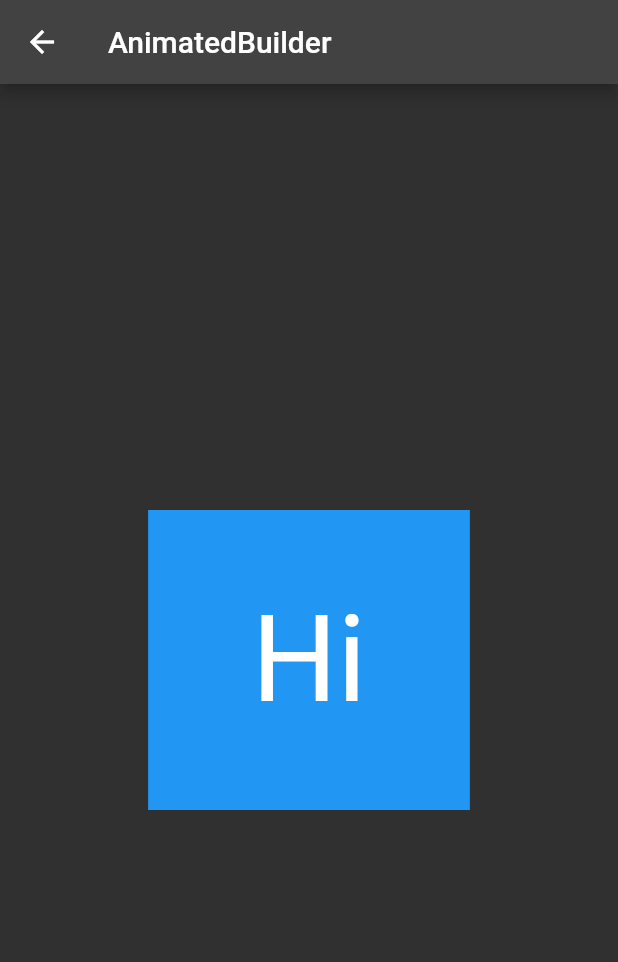
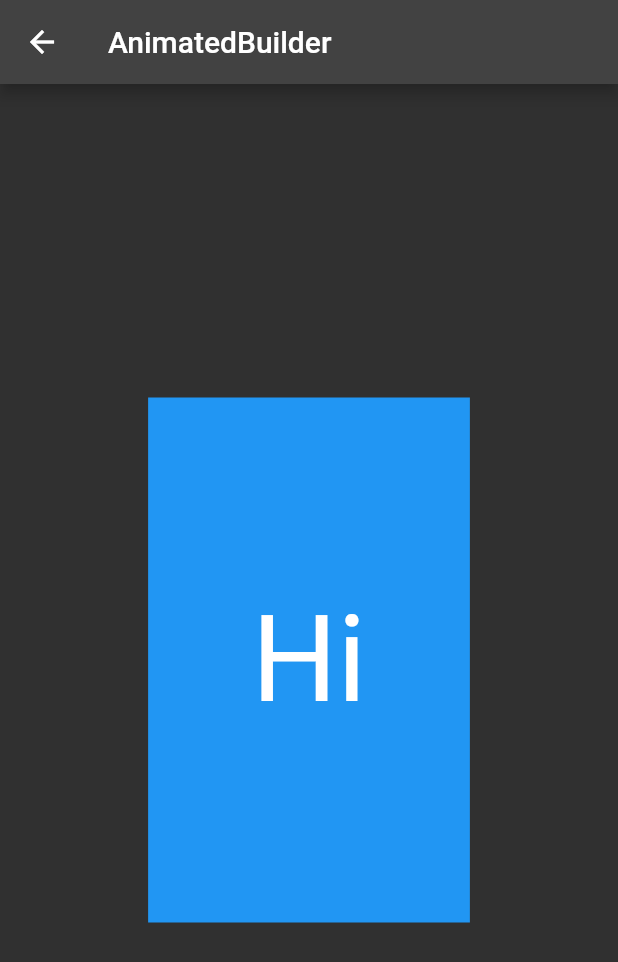
Before and after one commit to loaden/flutter-demo, a Flutter app: the AnimatedBuilderPage screen opened by its route, on a phone screen of 412 x 824 dp. Shown: the top 962 px of the screen. Run offline on Flutter 3.47's test engine with Material 2 defaults, Android fonts, the phone set to English and light mode, and no system bars.

Commit message:
更多Animation结合chain

```diff
--- a/lib/animate/animated_builder.dart
+++ b/lib/animate/animated_builder.dart
@@ -31,6 +31,11 @@ class _AnimatedBuilderPageState extends State<AnimatedBuilderPage>
     final Animation widthAnimation =
         Tween(begin: 110.0, end: 220.0).animate(_controller);
 
+    final Animation heightAnimation = Tween(begin: 110.0, end: 350.0)
+        .chain(CurveTween(curve: Curves.bounceInOut))
+        .chain(CurveTween(curve: const Interval(0.3, 0.6)))
+        .animate(_controller);
+
     return Scaffold(
       appBar: AppBar(
         title: const Text("AnimatedBuilder"),
@@ -42,7 +47,7 @@ class _AnimatedBuilderPageState extends State<AnimatedBuilderPage>
           return Center(
             child: Container(
               width: widthAnimation.value,
-              height: 200,
+              height: heightAnimation.value,
               color: Colors.blue,
               child: child,
             ),
```
